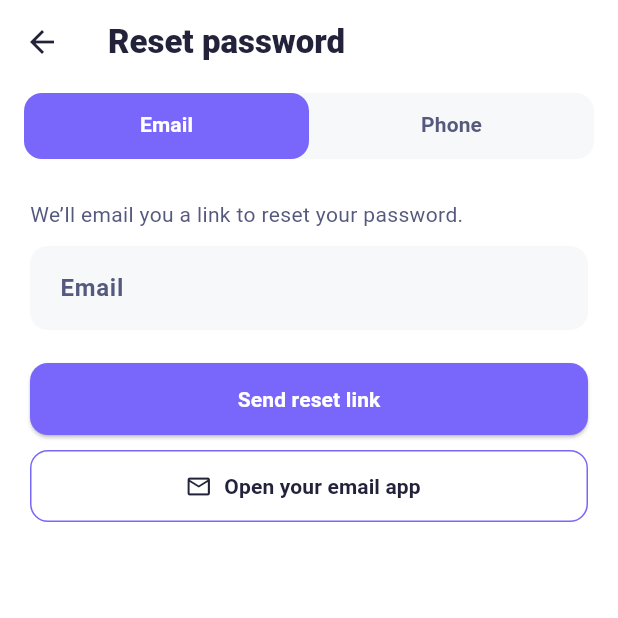
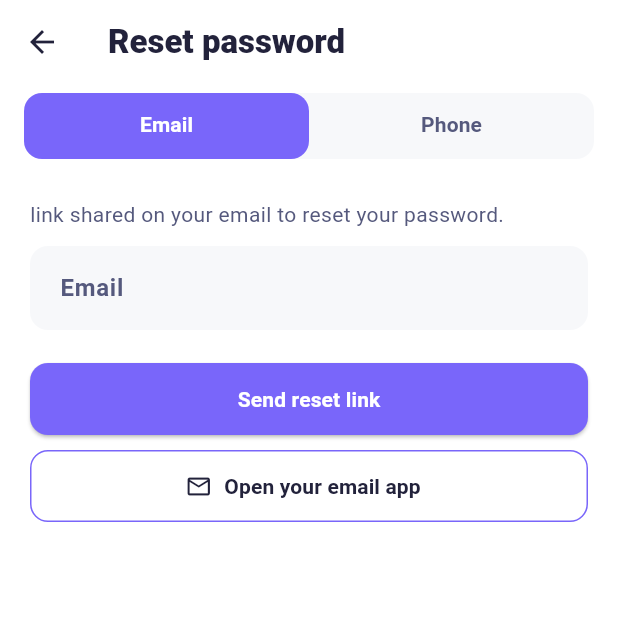
Before and after one commit to Pasha806/hazir-service-marketplace, a Flutter app: the ForgotPasswordScreen screen opened directly, on a phone screen of 412 x 824 dp, the top half of it. Run offline on Flutter 3.47's test engine with Material 3 defaults, Android fonts, the phone set to English and light mode, and no system bars; our stand-ins replace cloud_firestore, firebase_auth, firebase_core, geolocator, google_maps_flutter, google_sign_in and 3 more; missing offline and left inert: flutter_polyline_points; accounts and stored records are empty.

Commit message:
Updated code

```diff
--- a/lib/screens/forgot_password_screen.dart
+++ b/lib/screens/forgot_password_screen.dart
@@ -491,7 +491,7 @@ class _ForgotPasswordScreenState extends State<ForgotPasswordScreen>
         crossAxisAlignment: CrossAxisAlignment.start,
         children: [
           const Text(
-            'We’ll email you a link to reset your password.',
+            'link shared on your email to reset your password.',
             style: TextStyle(color: _muted, fontSize: 14, height: 1.3),
           ),
           const SizedBox(height: 12),
```
